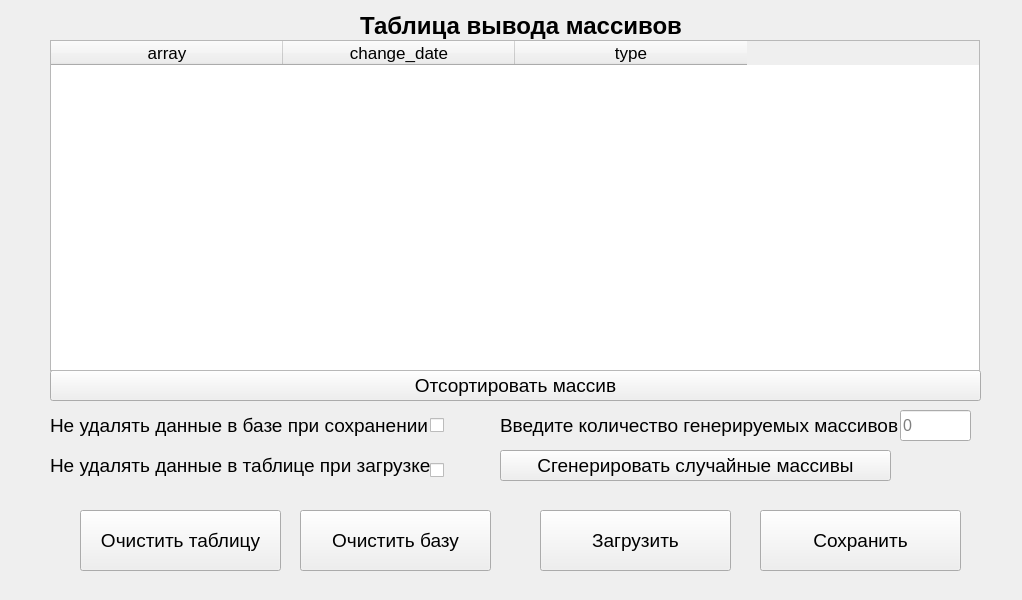
The window that RPS-3-Baev-Ivlev-425/main_window.ui (Kind3rok/SortSelection) describes before a commit, drawn with Qt 5.
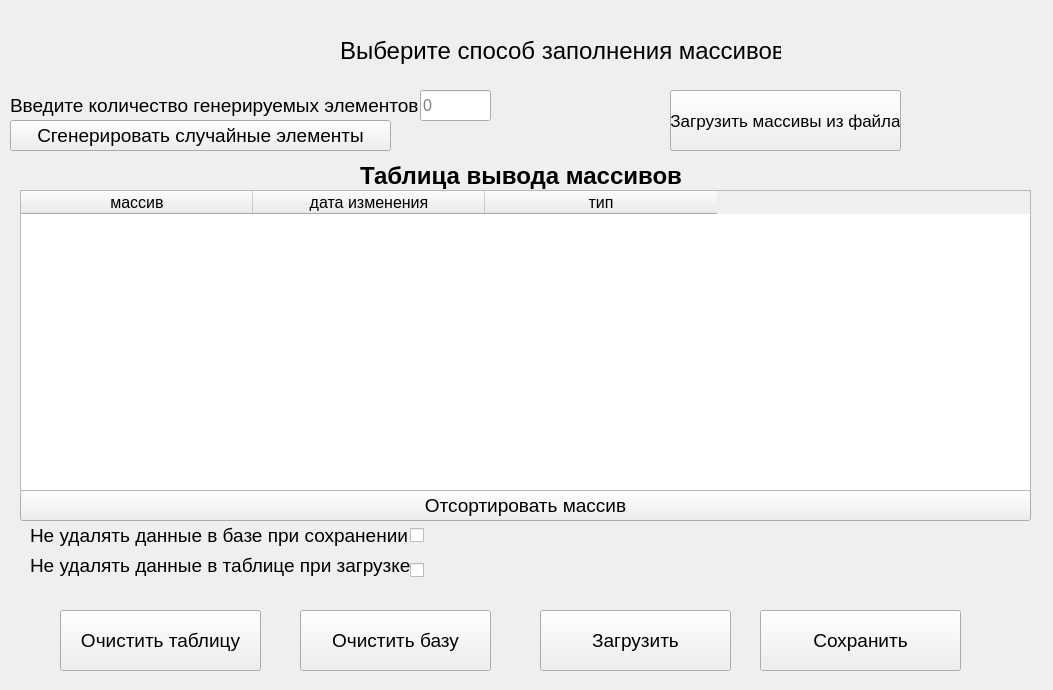
The same window after the commit.

Commit message: обновленный gui

Diff of the .ui file:
```diff
--- a/RPS-3-Baev-Ivlev-425/main_window.ui
+++ b/RPS-3-Baev-Ivlev-425/main_window.ui
@@ -6,10 +6,15 @@
    <rect>
     <x>0</x>
     <y>0</y>
-    <width>1022</width>
-    <height>600</height>
+    <width>1053</width>
+    <height>690</height>
    </rect>
   </property>
+  <property name="font">
+   <font>
+    <pointsize>13</pointsize>
+   </font>
+  </property>
   <property name="windowTitle">
    <string>РПС. Лабораторная работа №3</string>
   </property>
@@ -17,9 +22,9 @@
    <widget class="QPushButton" name="random_btn">
     <property name="geometry">
      <rect>
-      <x>500</x>
-      <y>450</y>
-      <width>391</width>
+      <x>10</x>
+      <y>120</y>
+      <width>381</width>
       <height>31</height>
      </rect>
     </property>
@@ -30,18 +35,23 @@
      </font>
     </property>
     <property name="text">
-     <string>Сгенерировать случайные массивы</string>
+     <string>Сгенерировать случайные элементы</string>
     </property>
    </widget>
    <widget class="QTableWidget" name="output_table">
     <property name="geometry">
      <rect>
-      <x>50</x>
-      <y>40</y>
-      <width>930</width>
-      <height>331</height>
+      <x>20</x>
+      <y>190</y>
+      <width>1011</width>
+      <height>301</height>
      </rect>
     </property>
+    <property name="font">
+     <font>
+      <pointsize>11</pointsize>
+     </font>
+    </property>
     <property name="editTriggers">
      <set>QAbstractItemView::NoEditTriggers</set>
     </property>
@@ -68,31 +78,31 @@
     </attribute>
     <column>
      <property name="text">
-      <string>array</string>
+      <string>массив</string>
      </property>
      <property name="font">
       <font>
-       <pointsize>13</pointsize>
+       <pointsize>12</pointsize>
       </font>
      </property>
     </column>
     <column>
      <property name="text">
-      <string>change_date</string>
+      <string>дата изменения</string>
      </property>
      <property name="font">
       <font>
-       <pointsize>13</pointsize>
+       <pointsize>12</pointsize>
       </font>
      </property>
     </column>
     <column>
      <property name="text">
-      <string>type</string>
+      <string>тип</string>
      </property>
      <property name="font">
       <font>
-       <pointsize>13</pointsize>
+       <pointsize>12</pointsize>
       </font>
      </property>
     </column>
@@ -104,7 +114,7 @@
     <property name="geometry">
      <rect>
       <x>540</x>
-      <y>510</y>
+      <y>610</y>
       <width>191</width>
       <height>61</height>
      </rect>
@@ -125,7 +135,7 @@
     <property name="geometry">
      <rect>
       <x>760</x>
-      <y>510</y>
+      <y>610</y>
       <width>201</width>
       <height>61</height>
      </rect>
@@ -142,9 +152,9 @@
    <widget class="QPushButton" name="sort_btn">
     <property name="geometry">
      <rect>
-      <x>50</x>
-      <y>370</y>
-      <width>931</width>
+      <x>20</x>
+      <y>490</y>
+      <width>1011</width>
       <height>31</height>
      </rect>
     </property>
@@ -162,7 +172,7 @@
     <property name="geometry">
      <rect>
       <x>360</x>
-      <y>10</y>
+      <y>160</y>
       <width>321</width>
       <height>31</height>
      </rect>
@@ -180,8 +190,8 @@
    <widget class="QLineEdit" name="number_of_arrays">
     <property name="geometry">
      <rect>
-      <x>900</x>
-      <y>410</y>
+      <x>420</x>
+      <y>90</y>
       <width>71</width>
       <height>31</height>
      </rect>
@@ -201,8 +211,8 @@
    <widget class="QLabel" name="label_2">
     <property name="geometry">
      <rect>
-      <x>50</x>
-      <y>410</y>
+      <x>30</x>
+      <y>520</y>
       <width>381</width>
       <height>31</height>
      </rect>
@@ -219,8 +229,8 @@
    <widget class="QLabel" name="label_3">
     <property name="geometry">
      <rect>
-      <x>50</x>
-      <y>450</y>
+      <x>30</x>
+      <y>550</y>
       <width>381</width>
       <height>31</height>
      </rect>
@@ -237,8 +247,8 @@
    <widget class="QCheckBox" name="save_in_db">
     <property name="geometry">
      <rect>
-      <x>430</x>
-      <y>410</y>
+      <x>410</x>
+      <y>520</y>
       <width>21</width>
       <height>31</height>
      </rect>
@@ -250,8 +260,8 @@
    <widget class="QCheckBox" name="save_in_table">
     <property name="geometry">
      <rect>
-      <x>430</x>
-      <y>460</y>
+      <x>410</x>
+      <y>560</y>
       <width>21</width>
       <height>21</height>
      </rect>
@@ -263,9 +273,9 @@
    <widget class="QLabel" name="label_4">
     <property name="geometry">
      <rect>
-      <x>500</x>
-      <y>400</y>
-      <width>401</width>
+      <x>10</x>
+      <y>80</y>
+      <width>411</width>
       <height>51</height>
      </rect>
     </property>
@@ -275,7 +285,7 @@
      </font>
     </property>
     <property name="text">
-     <string>Введите количество генерируемых массивов</string>
+     <string>Введите количество генерируемых элементов</string>
     </property>
    </widget>
    <widget class="QPushButton" name="clear_database_btn">
@@ -285,7 +295,7 @@
     <property name="geometry">
      <rect>
       <x>300</x>
-      <y>510</y>
+      <y>610</y>
       <width>191</width>
       <height>61</height>
      </rect>
@@ -305,8 +315,8 @@
     </property>
     <property name="geometry">
      <rect>
-      <x>80</x>
-      <y>510</y>
+      <x>60</x>
+      <y>610</y>
       <width>201</width>
       <height>61</height>
      </rect>
@@ -320,6 +330,37 @@
      <string>Очистить таблицу</string>
     </property>
    </widget>
+   <widget class="QPushButton" name="load_from_file_btn">
+    <property name="geometry">
+     <rect>
+      <x>670</x>
+      <y>90</y>
+      <width>231</width>
+      <height>61</height>
+     </rect>
+    </property>
+    <property name="text">
+     <string>Загрузить массивы из файла</string>
+    </property>
+   </widget>
+   <widget class="QLabel" name="label_5">
+    <property name="geometry">
+     <rect>
+      <x>340</x>
+      <y>30</y>
+      <width>441</width>
+      <height>41</height>
+     </rect>
+    </property>
+    <property name="font">
+     <font>
+      <pointsize>18</pointsize>
+     </font>
+    </property>
+    <property name="text">
+     <string>Выберите способ заполнения массивов</string>
+    </property>
+   </widget>
    <zorder>random_btn</zorder>
    <zorder>load_btn</zorder>
    <zorder>save_btn</zorder>
```
Left out of the diff: 2 changed lines with no effect on the pictures. The commit also changes 5 other files.
